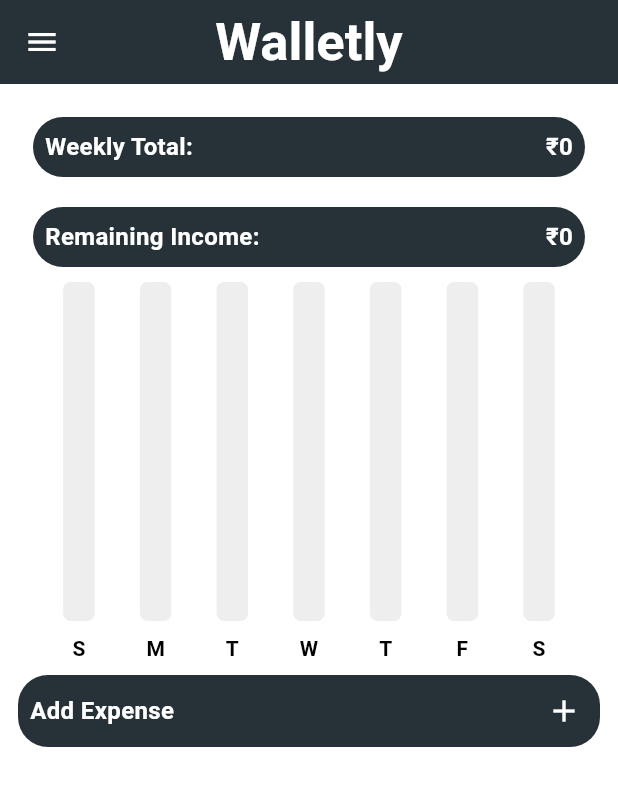
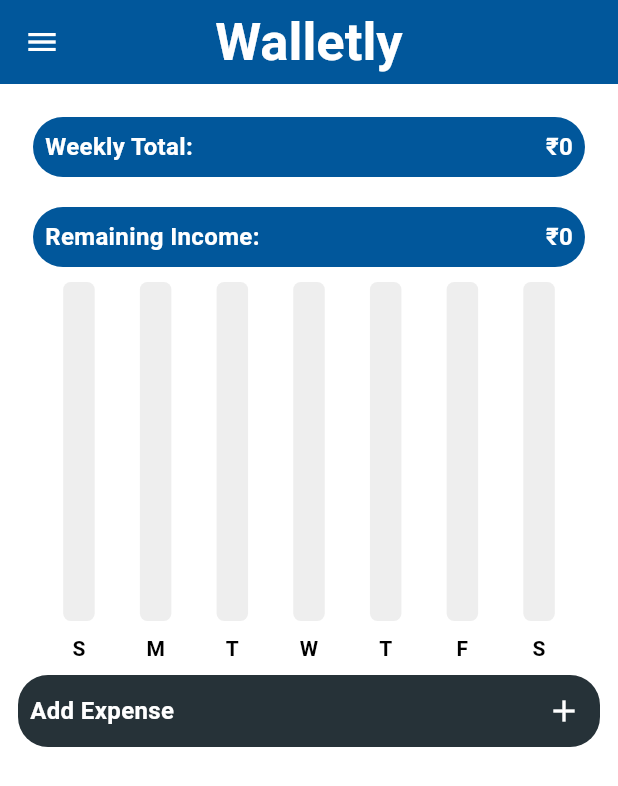
Before and after one commit to its-dhaya/Flutter_ExpenseTracker, a Flutter app: the screen it shows after launch, after a tap on "Manage your Expense", on a phone screen of 412 x 824 dp. Shown: the top 786 px of the screen. Run offline on Flutter 3.47's test engine with Material 3 defaults, Android fonts, the phone set to English and light mode, and no system bars; drawn by our look-alikes of fl_chart; our stand-ins replace flutter_screenutil, flutter_slidable, hive, hive_flutter, shared_preferences; accounts and stored records are empty.

Commit message:
fifth commit

```diff
--- a/lib/bargarph/bargraph.dart
+++ b/lib/bargarph/bargraph.dart
@@ -60,7 +60,7 @@ class MyBarGraph extends StatelessWidget {
           x: data.x,
           barRods: [
             BarChartRodData(toY: data.y,
-            color: Colors.grey.shade800,
+            color: Colors.blue.shade900,
 
             width: 21,
             borderRadius: BorderRadius.circular(5),
--- a/lib/components/expensesummary.dart
+++ b/lib/components/expensesummary.dart
@@ -105,7 +105,7 @@ class ExpenseSummary extends StatelessWidget {
               child: Container(
                 height: 40,
                 decoration: BoxDecoration(
-                  color: Colors.blueGrey.shade900,
+                  color: Colors.lightBlue.shade900,
                   borderRadius: BorderRadius.circular(20),
                 ),
                 child: Row(
@@ -147,7 +147,7 @@ class ExpenseSummary extends StatelessWidget {
               child: Container(
                 height: 40,
                 decoration: BoxDecoration(
-                  color: Colors.blueGrey.shade900,
+                  color: Colors.lightBlue.shade900,
                   borderRadius: BorderRadius.circular(20),
                 ),
                 child: Row(
--- a/lib/components/expensetile.dart
+++ b/lib/components/expensetile.dart
@@ -42,7 +42,7 @@ void Function(BuildContext)? editTapped;
         ),
       child: Container(
         decoration: BoxDecoration(
-          color: Colors.grey.shade400,
+          color: Colors.blueGrey.shade400,
           borderRadius: BorderRadius.circular(15)
         ),
         margin: EdgeInsets.symmetric(vertical: 10,horizontal: 15),
@@ -50,9 +50,9 @@ void Function(BuildContext)? editTapped;
           child: ListTile(
                 title: Text(name,style: TextStyle(fontWeight: FontWeight.bold,fontSize: 18),),
                   subtitle: Text(
-    '${DateFormat('EEEE, MMM d, yyyy').format(dateTime)}', // Format date including day of the week
+    '${DateFormat('EEEE, MMM d, yyyy').format(dateTime)}',style:TextStyle(color: Colors.black), // Format date including day of the week
   ),
-                trailing: Text('₹'+amount,style: TextStyle(fontWeight: FontWeight.bold,fontSize: 16),),
+                trailing: Text('₹'+amount,style: TextStyle(fontWeight: FontWeight.bold,fontSize: 16,color: Colors.white),),
                 ),
       )
     );
--- a/lib/data/expensedata.dart
+++ b/lib/data/expensedata.dart
@@ -21,7 +21,7 @@ class ExpenseData extends ChangeNotifier {
 
   // Add new expense
   void addNewExpense(ExpenseItem newExpense) {
-    overallExpensList.add(newExpense);
+    overallExpensList.insert(0,newExpense);
     if (newExpense.name != 'Income') {
       db.saveData(overallExpensList);
     } else {
--- a/lib/main.dart
+++ b/lib/main.dart
@@ -2,7 +2,6 @@ import 'package:flutter/material.dart';
 import 'package:flutter_screenutil/flutter_screenutil.dart';
 import 'package:hive_flutter/adapters.dart';
 import 'package:project/data/expensedata.dart';
-import 'package:project/pages/homepage.dart';
 import 'package:project/pages/interface.dart';
 import 'package:provider/provider.dart';
 
--- a/lib/pages/homepage.dart
+++ b/lib/pages/homepage.dart
@@ -53,7 +53,7 @@ class _HomePageState extends State<HomePage> {
             ),
           ),
           centerTitle: true,
-          backgroundColor: Colors.blueGrey.shade900,
+          backgroundColor: Colors.lightBlue.shade900,
           leading: Builder(
             builder: (context) => IconButton(
               icon: Icon(Icons.menu, color: Colors.white),
@@ -83,7 +83,7 @@ class _HomePageState extends State<HomePage> {
                     Row(
                       mainAxisAlignment: MainAxisAlignment.spaceBetween,
                       children: [
-                        Text('AMOUNT: ₹$incomeAmount', style: TextStyle(fontWeight: FontWeight.bold, color: Colors.white)),
+                        Text('AMOUNT: ₹${incomeAmount}0', style: TextStyle(fontWeight: FontWeight.bold, color: Colors.white)),
                         IconButton(
                           icon: Icon(Icons.edit),
                           color: Colors.white,
@@ -94,7 +94,7 @@ class _HomePageState extends State<HomePage> {
                   ],
                 ),
                 decoration: BoxDecoration(
-                  color: Colors.blueGrey.shade900,
+                  color: Colors.lightBlue.shade900,
                 ),
               ),
             ],
--- a/lib/pages/interface.dart
+++ b/lib/pages/interface.dart
@@ -15,7 +15,7 @@ class MyInterFace extends StatelessWidget {
             height: double.infinity,
             decoration: BoxDecoration(
               image: DecorationImage(
-                image: AssetImage('assets/Home.jpg'),
+                image: AssetImage('assets/home.jpeg'),
                 fit: BoxFit.cover,
               ),
             ),
@@ -36,14 +36,14 @@ class MyInterFace extends StatelessWidget {
                 height: 60,
                 margin: EdgeInsets.symmetric(horizontal: 20),
                 decoration: BoxDecoration(
-                  color: Colors.indigo,
+                  color: Colors.white,
                   borderRadius: BorderRadius.circular(10),
                 ),
                 child: Center(
                   child: Text(
                     'Manage your Expense',
                     style: TextStyle(
-                      color: Colors.white,
+                      color: Colors.black,
                       fontSize: 16,
                       fontWeight: FontWeight.bold,
                     ),
--- a/pubspec.yaml
+++ b/pubspec.yaml
@@ -73,7 +73,7 @@ flutter:
 
   # To add assets to your application, add an assets section, like this:
   assets:
-  - assets\Home.jpg
+  - assets\home.jpeg
   #   - images/a_dot_ham.jpeg
 
   # An image asset can refer to one or more resolution-specific "variants", see
```
Also changed, not shown: assets/Home.jpg (deleted), assets/home.jpeg (added), 1 other file.
